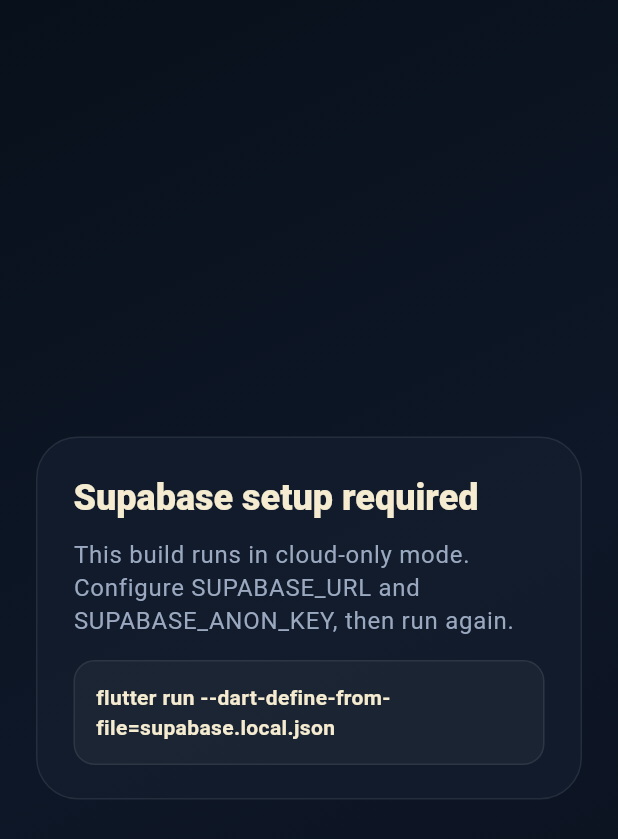
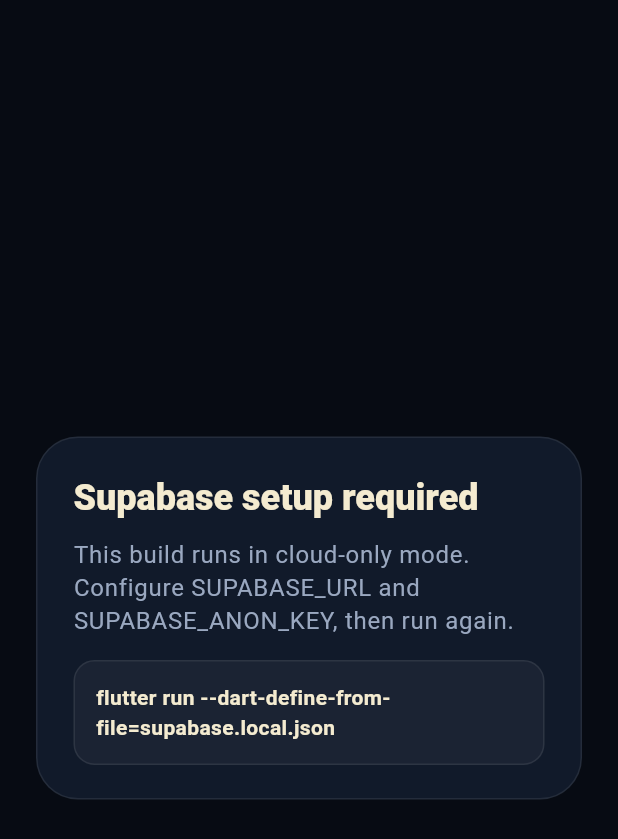
Before and after one commit to favodev/pith, a Flutter app: the screen it shows after launch, on a phone screen of 412 x 824 dp. Shown: the top 839 px of the screen. Run offline on Flutter 3.47's test engine with Material 3 defaults, Android fonts, the light colour scheme and no system bars; our stand-ins replace supabase_flutter; accounts and stored records are empty.

Commit message:
feat: add deep linking support and enhance theme color management

```diff
--- a/lib/core/supabase/supabase_bootstrap.dart
+++ b/lib/core/supabase/supabase_bootstrap.dart
@@ -1,7 +1,13 @@
+import 'dart:convert';
+
+import 'package:flutter/services.dart';
 import 'package:supabase_flutter/supabase_flutter.dart';
 
 class SupabaseBootstrap {
   SupabaseBootstrap._();
+
+  static const String _envUrl = String.fromEnvironment('SUPABASE_URL');
+  static const String _envAnonKey = String.fromEnvironment('SUPABASE_ANON_KEY');
 
   static bool _initialized = false;
   static bool _configured = false;
@@ -13,8 +19,25 @@
       return;
     }
 
-    final url = const String.fromEnvironment('SUPABASE_URL');
-    final anonKey = const String.fromEnvironment('SUPABASE_ANON_KEY');
+    var url = _envUrl;
+    var anonKey = _envAnonKey;
+
+    if (url.isEmpty || anonKey.isEmpty) {
+      try {
+        final raw = await rootBundle.loadString('supabase.local.json');
+        final parsed = jsonDecode(raw) as Map<String, dynamic>;
+        final fileUrl = (parsed['SUPABASE_URL'] ?? '').toString().trim();
+        final fileAnonKey = (parsed['SUPABASE_ANON_KEY'] ?? '').toString().trim();
+
+        if (url.isEmpty) {
+          url = fileUrl;
+        }
+        if (anonKey.isEmpty) {
+          anonKey = fileAnonKey;
+        }
+      } catch (_) {
+      }
+    }
 
     if (url.isEmpty || anonKey.isEmpty) {
       _configured = false;
--- a/lib/core/theme/pith_theme.dart
+++ b/lib/core/theme/pith_theme.dart
@@ -1,31 +1,26 @@
 import 'package:flutter/material.dart';
 
+import 'pith_colors.dart';
+
 ThemeData buildPithTheme() {
-  const background = Color(0xFF0A0C12);
-  const surface = Color(0xFF161B22);
-  const cardSurface = Color(0xFF1E293B);
-  const gold = Color(0xFFF4C025);
-  const cream = Color(0xFFF4EBD0);
-  const muted = Color(0xFF9AA8C0);
-
   const scheme = ColorScheme.dark(
-    primary: gold,
-    secondary: cream,
-    surface: surface,
+    primary: PithColors.gold,
+    secondary: PithColors.cream,
+    surface: PithColors.surface,
     onPrimary: Color(0xFF111111),
-    onSecondary: background,
-    onSurface: cream,
-    error: Color(0xFFF06A6A),
+    onSecondary: PithColors.background,
+    onSurface: PithColors.cream,
+    error: PithColors.error,
     onError: Colors.white,
   );
 
   return ThemeData(
     useMaterial3: true,
     colorScheme: scheme,
-    scaffoldBackgroundColor: background,
+    scaffoldBackgroundColor: PithColors.background,
     textTheme: Typography.whiteMountainView.apply(
-      bodyColor: cream,
-      displayColor: cream,
+      bodyColor: PithColors.cream,
+      displayColor: PithColors.cream,
     ),
     appBarTheme: const AppBarTheme(
       backgroundColor: Colors.transparent,
@@ -34,8 +29,8 @@
     ),
     inputDecorationTheme: InputDecorationTheme(
       filled: true,
-      fillColor: cardSurface.withValues(alpha: 0.8),
-      hintStyle: const TextStyle(color: muted),
+      fillColor: PithColors.cardSurface.withValues(alpha: 0.8),
+      hintStyle: const TextStyle(color: PithColors.muted),
       border: OutlineInputBorder(
         borderRadius: BorderRadius.circular(28),
         borderSide: BorderSide.none,
--- a/lib/features/auth/supabase_required_screen.dart
+++ b/lib/features/auth/supabase_required_screen.dart
@@ -8,18 +8,8 @@
     final textTheme = Theme.of(context).textTheme;
 
     return Scaffold(
-      body: DecoratedBox(
-        decoration: const BoxDecoration(
-          gradient: LinearGradient(
-            begin: Alignment.topLeft,
-            end: Alignment.bottomRight,
-            colors: [
-              Color(0xFF08101B),
-              Color(0xFF0E1727),
-              Color(0xFF0A111D),
-            ],
-          ),
-        ),
+      body: ColoredBox(
+        color: Color(0xFF070B13),
         child: SafeArea(
           child: Center(
             child: ConstrainedBox(
--- a/lib/features/search/power_search_screen.dart
+++ b/lib/features/search/power_search_screen.dart
@@ -77,9 +77,9 @@
                         ),
                       ),
                       IconButton(
-                        onPressed: () {},
+                        onPressed: null,
                         icon: const Icon(Icons.more_horiz_rounded),
-                        color: const Color(0xFFF4EBD0),
+                        disabledColor: const Color(0x66F4EBD0),
                       ),
                     ],
                   ),
--- a/pubspec.yaml
+++ b/pubspec.yaml
@@ -58,6 +58,9 @@
   # the material Icons class.
   uses-material-design: true
 
+  assets:
+    - supabase.local.json
+
   # To add assets to your application, add an assets section, like this:
   # assets:
   #   - images/a_dot_burr.jpeg
```
Also changed, not shown: lib/app.dart (+2 -12 lines), lib/core/theme/pith_colors.dart (added, +18 -0 lines), lib/features/auth/auth_screen.dart (+10 -13 lines), lib/features/home/home_dashboard_screen.dart (+7 -2 lines), lib/features/profile/profile_canvas_screen.dart (+7 -2 lines), lib/features/shared/common_widgets.dart (+5 -4 lines), 1 other file.
